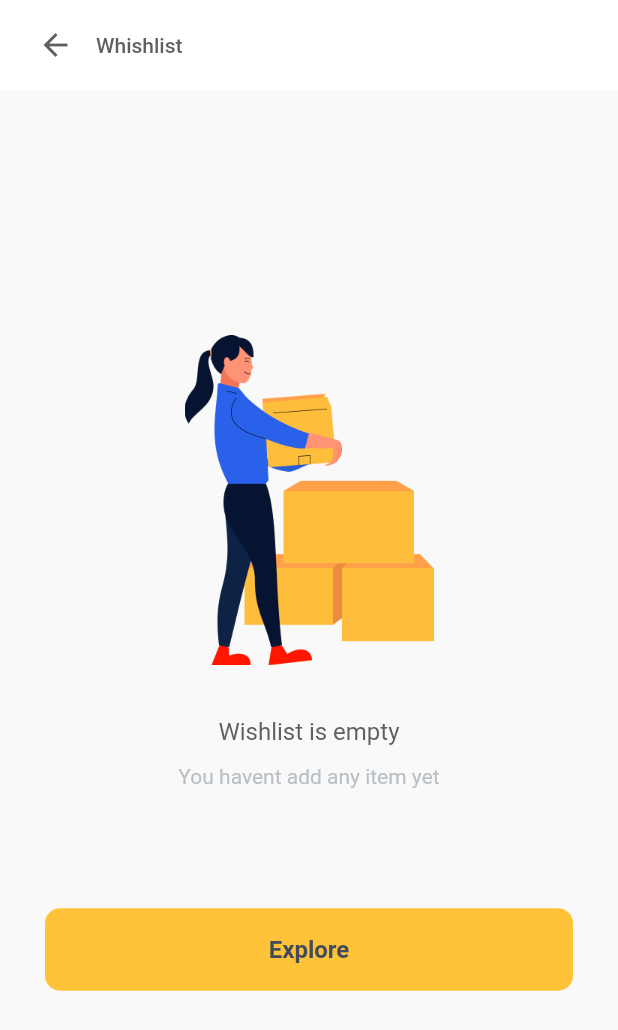
After one commit to Syahro/e_commerce, a Flutter app: the WhishlistEmptyPage screen opened directly, on a phone screen of 412 x 824 dp. The commit adds this screen. Shown: the top 1030 px of the screen. Run offline on Flutter 3.47's test engine with Material 2 defaults, Android fonts, the phone set to English and light mode, and no system bars; our stand-ins replace google_fonts, modal_bottom_sheet.

Commit message:
done modified whishlistEmtpyPage and add some assets or support

```diff
--- a/lib/pages/profile_page.dart
+++ b/lib/pages/profile_page.dart
@@ -1,6 +1,7 @@
 import 'package:e_commerce/pages/account_shipping_page.dart';
 import 'package:e_commerce/pages/card_page.dart';
 import 'package:e_commerce/pages/track_order_page.dart';
+import 'package:e_commerce/pages/whishlist_empty_page.dart';
 import 'package:e_commerce/pages/whislist_page.dart';
 import 'package:e_commerce/theme.dart';
 import 'package:e_commerce/widget/menu_user.dart';
@@ -121,6 +122,16 @@ class ProfilePage extends StatelessWidget {
                           height: 30,
                         ),
                         InkWell(
+                          onDoubleTap: () {
+                            Navigator.push(
+                              context,
+                              MaterialPageRoute(
+                                builder: (context) {
+                                  return WhishlistEmptyPage();
+                                },
+                              ),
+                            );
+                          },
                           onTap: () {
                             Navigator.push(
                               context,
--- /dev/null
+++ b/lib/pages/whishlist_empty_page.dart
@@ -0,0 +1,71 @@
+import 'package:e_commerce/theme.dart';
+import 'package:e_commerce/widget/customs_appbar.dart';
+import 'package:flutter/material.dart';
+
+class WhishlistEmptyPage extends StatelessWidget {
+  @override
+  Widget build(BuildContext context) {
+    return Scaffold(
+      backgroundColor: backgroundColor,
+      body: SafeArea(
+        child: Column(
+          mainAxisAlignment: MainAxisAlignment.center,
+          children: [
+            CustomsAppbar('Whishlist'),
+            Spacer(),
+            Image.asset(
+              'assets/images/whish_empty.png',
+              width: 166,
+              height: 220,
+            ),
+            SizedBox(
+              height: 35,
+            ),
+            Text(
+              'Wishlist is empty',
+              style: regularTextStyle.copyWith(
+                fontSize: 16,
+                color: darkGreyColor,
+              ),
+            ),
+            SizedBox(
+              height: 12,
+            ),
+            Text(
+              'You havent add any item yet',
+              style: regularTextStyle.copyWith(
+                fontSize: 14,
+                color: greyColor,
+              ),
+            ),
+            SizedBox(
+              height: 80,
+            ),
+            Padding(
+              padding: EdgeInsets.symmetric(horizontal: 30),
+              child: Container(
+                height: 55,
+                width: double.infinity,
+                child: FlatButton(
+                  onPressed: () {},
+                  color: yellowColor,
+                  shape: RoundedRectangleBorder(
+                    borderRadius: BorderRadius.circular(10),
+                  ),
+                  child: Text(
+                    'Explore',
+                    style: boldTextStyle.copyWith(
+                      fontSize: 16,
+                      color: blackColor,
+                    ),
+                  ),
+                ),
+              ),
+            ),
+            Spacer(),
+          ],
+        ),
+      ),
+    );
+  }
+}
```
Also changed, not shown: assets/images/whish_empty.png (added).
